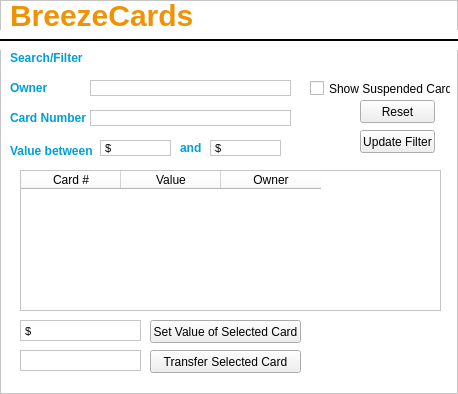
Before: the Qt Designer form ui/breezeCardManagement.ui in alishan-kaisani/CS4400-GUI, drawn with Qt 5.
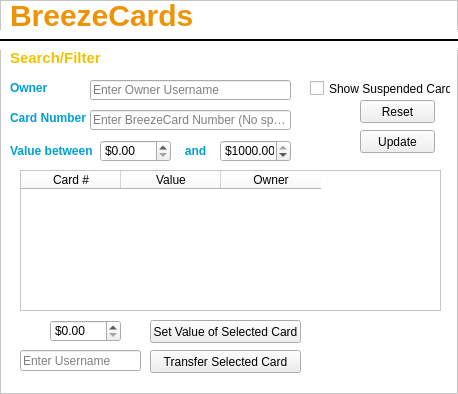
After: the same form once the commit is applied. Icons and pictures are not drawn.

The edit to the form file:
```diff
--- a/ui/breezeCardManagement.ui
+++ b/ui/breezeCardManagement.ui
@@ -31,27 +31,7 @@
   <property name="frameShadow">
    <enum>QFrame::Raised</enum>
   </property>
-  <widget class="QTextEdit" name="transferTextEdit">
-   <property name="geometry">
-    <rect>
-     <x>20</x>
-     <y>350</y>
-     <width>121</width>
-     <height>21</height>
-    </rect>
-   </property>
-   <property name="verticalScrollBarPolicy">
-    <enum>Qt::ScrollBarAlwaysOff</enum>
-   </property>
-   <property name="html">
-    <string>&lt;!DOCTYPE HTML PUBLIC &quot;-//W3C//DTD HTML 4.0//EN&quot; &quot;http://www.w3.org/TR/REC-html40/strict.dtd&quot;&gt;
-&lt;html&gt;&lt;head&gt;&lt;meta name=&quot;qrichtext&quot; content=&quot;1&quot; /&gt;&lt;style type=&quot;text/css&quot;&gt;
-p, li { white-space: pre-wrap; }
-&lt;/style&gt;&lt;/head&gt;&lt;body style=&quot; font-family:'MS Shell Dlg 2'; font-size:8.25pt; font-weight:400; font-style:normal;&quot;&gt;
-&lt;p style=&quot;-qt-paragraph-type:empty; margin-top:0px; margin-bottom:0px; margin-left:0px; margin-right:0px; -qt-block-indent:0; text-indent:0px;&quot;&gt;&lt;br /&gt;&lt;/p&gt;&lt;/body&gt;&lt;/html&gt;</string>
-   </property>
-  </widget>
-  <widget class="QPushButton" name="updateFilterButton">
+  <widget class="QPushButton" name="updateButton">
    <property name="geometry">
     <rect>
      <x>360</x>
@@ -61,7 +41,7 @@
     </rect>
    </property>
    <property name="text">
-    <string>Update Filter</string>
+    <string>Update</string>
    </property>
   </widget>
   <widget class="QCheckBox" name="checkBox">
@@ -77,46 +57,6 @@
     <string>Show Suspended Cards</string>
    </property>
   </widget>
-  <widget class="QTextEdit" name="cardValueTextEdit">
-   <property name="geometry">
-    <rect>
-     <x>20</x>
-     <y>320</y>
-     <width>121</width>
-     <height>21</height>
-    </rect>
-   </property>
-   <property name="verticalScrollBarPolicy">
-    <enum>Qt::ScrollBarAlwaysOff</enum>
-   </property>
-   <property name="html">
-    <string>&lt;!DOCTYPE HTML PUBLIC &quot;-//W3C//DTD HTML 4.0//EN&quot; &quot;http://www.w3.org/TR/REC-html40/strict.dtd&quot;&gt;
-&lt;html&gt;&lt;head&gt;&lt;meta name=&quot;qrichtext&quot; content=&quot;1&quot; /&gt;&lt;style type=&quot;text/css&quot;&gt;
-p, li { white-space: pre-wrap; }
-&lt;/style&gt;&lt;/head&gt;&lt;body style=&quot; font-family:'MS Shell Dlg 2'; font-size:8.25pt; font-weight:400; font-style:normal;&quot;&gt;
-&lt;p style=&quot; margin-top:0px; margin-bottom:0px; margin-left:0px; margin-right:0px; -qt-block-indent:0; text-indent:0px;&quot;&gt;$&lt;/p&gt;&lt;/body&gt;&lt;/html&gt;</string>
-   </property>
-  </widget>
-  <widget class="QTextEdit" name="money2TextEdit">
-   <property name="geometry">
-    <rect>
-     <x>210</x>
-     <y>140</y>
-     <width>71</width>
-     <height>16</height>
-    </rect>
-   </property>
-   <property name="verticalScrollBarPolicy">
-    <enum>Qt::ScrollBarAlwaysOff</enum>
-   </property>
-   <property name="html">
-    <string>&lt;!DOCTYPE HTML PUBLIC &quot;-//W3C//DTD HTML 4.0//EN&quot; &quot;http://www.w3.org/TR/REC-html40/strict.dtd&quot;&gt;
-&lt;html&gt;&lt;head&gt;&lt;meta name=&quot;qrichtext&quot; content=&quot;1&quot; /&gt;&lt;style type=&quot;text/css&quot;&gt;
-p, li { white-space: pre-wrap; }
-&lt;/style&gt;&lt;/head&gt;&lt;body style=&quot; font-family:'MS Shell Dlg 2'; font-size:8.25pt; font-weight:400; font-style:normal;&quot;&gt;
-&lt;p style=&quot; margin-top:0px; margin-bottom:0px; margin-left:0px; margin-right:0px; -qt-block-indent:0; text-indent:0px;&quot;&gt;$&lt;/p&gt;&lt;/body&gt;&lt;/html&gt;</string>
-   </property>
-  </widget>
   <widget class="QTableWidget" name="tableWidget">
    <property name="geometry">
     <rect>
@@ -207,26 +147,6 @@
     <string>Value between</string>
    </property>
   </widget>
-  <widget class="QTextEdit" name="money1TextEdit">
-   <property name="geometry">
-    <rect>
-     <x>100</x>
-     <y>140</y>
-     <width>71</width>
-     <height>16</height>
-    </rect>
-   </property>
-   <property name="verticalScrollBarPolicy">
-    <enum>Qt::ScrollBarAlwaysOff</enum>
-   </property>
-   <property name="html">
-    <string>&lt;!DOCTYPE HTML PUBLIC &quot;-//W3C//DTD HTML 4.0//EN&quot; &quot;http://www.w3.org/TR/REC-html40/strict.dtd&quot;&gt;
-&lt;html&gt;&lt;head&gt;&lt;meta name=&quot;qrichtext&quot; content=&quot;1&quot; /&gt;&lt;style type=&quot;text/css&quot;&gt;
-p, li { white-space: pre-wrap; }
-&lt;/style&gt;&lt;/head&gt;&lt;body style=&quot; font-family:'MS Shell Dlg 2'; font-size:8.25pt; font-weight:400; font-style:normal;&quot;&gt;
-&lt;p style=&quot; margin-top:0px; margin-bottom:0px; margin-left:0px; margin-right:0px; -qt-block-indent:0; text-indent:0px;&quot;&gt;$&lt;/p&gt;&lt;/body&gt;&lt;/html&gt;</string>
-   </property>
-  </widget>
   <widget class="Line" name="line">
    <property name="windowModality">
     <enum>Qt::ApplicationModal</enum>
@@ -300,39 +220,35 @@
     <rect>
      <x>10</x>
      <y>50</y>
-     <width>81</width>
+     <width>111</width>
      <height>16</height>
     </rect>
    </property>
+   <property name="styleSheet">
+    <string notr="true">#searchFilterLabel {font-size: 15px; color: #f2c200;}</string>
+   </property>
    <property name="text">
     <string>Search/Filter</string>
    </property>
   </widget>
-  <widget class="QTextEdit" name="cardNumberTextEdit">
-   <property name="geometry">
-    <rect>
-     <x>90</x>
-     <y>110</y>
-     <width>201</width>
-     <height>16</height>
-    </rect>
-   </property>
-   <property name="verticalScrollBarPolicy">
-    <enum>Qt::ScrollBarAlwaysOff</enum>
-   </property>
-  </widget>
   <widget class="QLabel" name="andLabel">
    <property name="geometry">
     <rect>
      <x>180</x>
      <y>140</y>
-     <width>21</width>
-     <height>16</height>
+     <width>31</width>
+     <height>21</height>
     </rect>
    </property>
+   <property name="styleSheet">
+    <string notr="true"/>
+   </property>
    <property name="text">
     <string>and</string>
    </property>
+   <property name="alignment">
+    <set>Qt::AlignCenter</set>
+   </property>
   </widget>
   <widget class="QLabel" name="ownerLabel">
    <property name="geometry">
@@ -347,24 +263,118 @@
     <string>Owner</string>
    </property>
   </widget>
-  <widget class="QTextEdit" name="ownerTextEdit">
+  <widget class="QLineEdit" name="ownerTextEdit">
    <property name="geometry">
     <rect>
      <x>90</x>
      <y>80</y>
      <width>201</width>
-     <height>16</height>
+     <height>20</height>
     </rect>
    </property>
-   <property name="verticalScrollBarPolicy">
-    <enum>Qt::ScrollBarAlwaysOff</enum>
+   <property name="placeholderText">
+    <string>Enter Owner Username</string>
    </property>
-   <property name="html">
-    <string>&lt;!DOCTYPE HTML PUBLIC &quot;-//W3C//DTD HTML 4.0//EN&quot; &quot;http://www.w3.org/TR/REC-html40/strict.dtd&quot;&gt;
-&lt;html&gt;&lt;head&gt;&lt;meta name=&quot;qrichtext&quot; content=&quot;1&quot; /&gt;&lt;style type=&quot;text/css&quot;&gt;
-p, li { white-space: pre-wrap; }
-&lt;/style&gt;&lt;/head&gt;&lt;body style=&quot; font-family:'MS Shell Dlg 2'; font-size:8.25pt; font-weight:400; font-style:normal;&quot;&gt;
-&lt;p style=&quot;-qt-paragraph-type:empty; margin-top:0px; margin-bottom:0px; margin-left:0px; margin-right:0px; -qt-block-indent:0; text-indent:0px;&quot;&gt;&lt;br /&gt;&lt;/p&gt;&lt;/body&gt;&lt;/html&gt;</string>
+  </widget>
+  <widget class="QLineEdit" name="cardNumberTextEdit">
+   <property name="geometry">
+    <rect>
+     <x>90</x>
+     <y>110</y>
+     <width>201</width>
+     <height>20</height>
+    </rect>
+   </property>
+   <property name="placeholderText">
+    <string>Enter BreezeCard Number (No spaces)</string>
+   </property>
+  </widget>
+  <widget class="QLineEdit" name="transferTextEdit">
+   <property name="geometry">
+    <rect>
+     <x>20</x>
+     <y>350</y>
+     <width>121</width>
+     <height>21</height>
+    </rect>
+   </property>
+   <property name="placeholderText">
+    <string>Enter Username</string>
+   </property>
+  </widget>
+  <widget class="QDoubleSpinBox" name="cardValueSpinBox">
+   <property name="geometry">
+    <rect>
+     <x>50</x>
+     <y>320</y>
+     <width>71</width>
+     <height>22</height>
+    </rect>
+   </property>
+   <property name="buttonSymbols">
+    <enum>QAbstractSpinBox::UpDownArrows</enum>
+   </property>
+   <property name="prefix">
+    <string>$</string>
+   </property>
+   <property name="maximum">
+    <double>1000.000000000000000</double>
+   </property>
+   <property name="singleStep">
+    <double>0.010000000000000</double>
+   </property>
+   <property name="value">
+    <double>0.000000000000000</double>
+   </property>
+  </widget>
+  <widget class="QDoubleSpinBox" name="money1SpinBox">
+   <property name="geometry">
+    <rect>
+     <x>100</x>
+     <y>140</y>
+     <width>71</width>
+     <height>22</height>
+    </rect>
+   </property>
+   <property name="buttonSymbols">
+    <enum>QAbstractSpinBox::UpDownArrows</enum>
+   </property>
+   <property name="prefix">
+    <string>$</string>
+   </property>
+   <property name="maximum">
+    <double>1000.000000000000000</double>
+   </property>
+   <property name="singleStep">
+    <double>0.010000000000000</double>
+   </property>
+   <property name="value">
+    <double>0.000000000000000</double>
+   </property>
+  </widget>
+  <widget class="QDoubleSpinBox" name="money2SpinBox">
+   <property name="geometry">
+    <rect>
+     <x>220</x>
+     <y>140</y>
+     <width>71</width>
+     <height>22</height>
+    </rect>
+   </property>
+   <property name="buttonSymbols">
+    <enum>QAbstractSpinBox::UpDownArrows</enum>
+   </property>
+   <property name="prefix">
+    <string>$</string>
+   </property>
+   <property name="maximum">
+    <double>1000.000000000000000</double>
+   </property>
+   <property name="singleStep">
+    <double>0.010000000000000</double>
+   </property>
+   <property name="value">
+    <double>1000.000000000000000</double>
    </property>
   </widget>
  </widget>
```
